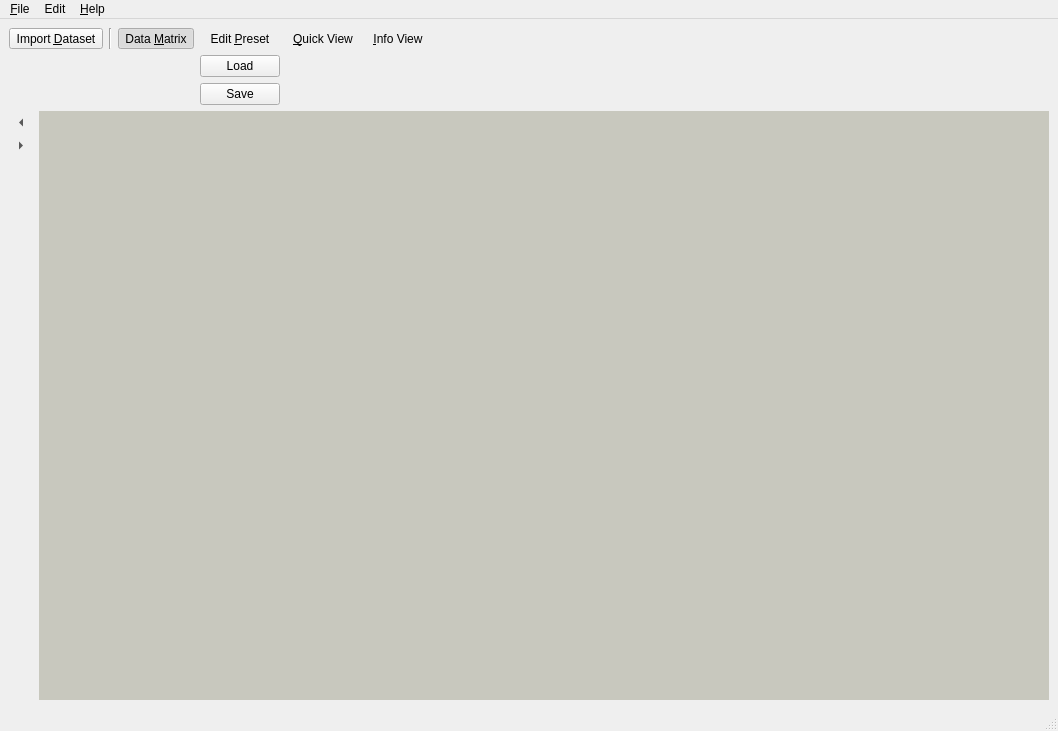
This is shapeout2/gui/main.ui in ZELLMECHANIK-DRESDEN/ShapeOut-Qt-studies as Qt 5 draws it before an edit. The edited form follows.
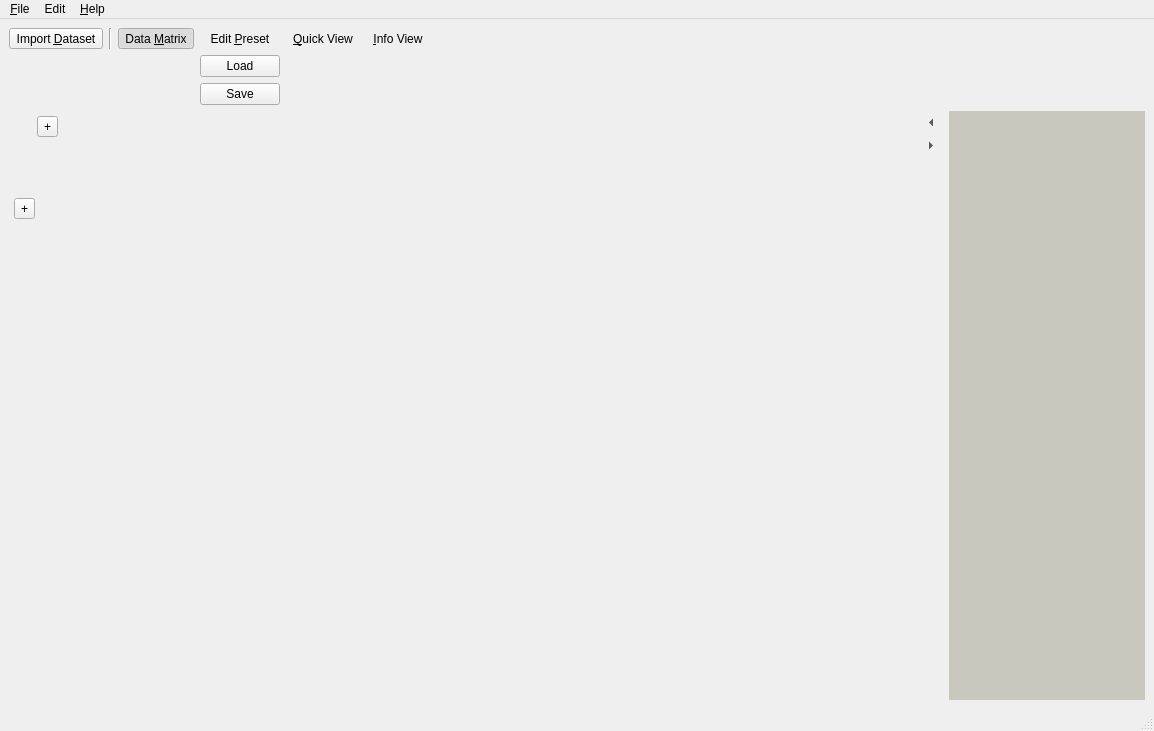
This is the edited form. Custom widgets are drawn as their Qt base class.

Commit message: implement new data matrix

Diff of the .ui file:
```diff
--- a/shapeout2/gui/main.ui
+++ b/shapeout2/gui/main.ui
@@ -144,34 +144,155 @@
     </item>
     <item>
      <layout class="QHBoxLayout" name="horizontalLayout_3">
+      <property name="sizeConstraint">
+       <enum>QLayout::SetMinimumSize</enum>
+      </property>
       <item>
        <layout class="QHBoxLayout" name="horizontalLayout_2">
         <property name="spacing">
          <number>0</number>
         </property>
+        <property name="sizeConstraint">
+         <enum>QLayout::SetMinimumSize</enum>
+        </property>
         <item>
          <layout class="QVBoxLayout" name="verticalLayout_3">
           <property name="spacing">
-           <number>0</number>
+           <number>2</number>
+          </property>
+          <property name="sizeConstraint">
+           <enum>QLayout::SetMinimumSize</enum>
           </property>
           <property name="leftMargin">
-           <number>0</number>
+           <number>5</number>
           </property>
+          <property name="topMargin">
+           <number>5</number>
+          </property>
+          <property name="rightMargin">
+           <number>5</number>
+          </property>
+          <property name="bottomMargin">
+           <number>5</number>
+          </property>
           <item>
-           <widget class="DataMatrix" name="widget" native="true"/>
-          </item>
-          <item>
-           <spacer name="verticalSpacer">
-            <property name="orientation">
-             <enum>Qt::Vertical</enum>
+           <widget class="QScrollArea" name="scrollArea_hide">
+            <property name="sizePolicy">
+             <sizepolicy hsizetype="MinimumExpanding" vsizetype="Minimum">
+              <horstretch>0</horstretch>
+              <verstretch>0</verstretch>
+             </sizepolicy>
             </property>
-            <property name="sizeHint" stdset="0">
+            <property name="minimumSize">
              <size>
-              <width>0</width>
-              <height>40</height>
+              <width>900</width>
+              <height>0</height>
              </size>
             </property>
-           </spacer>
+            <property name="frameShape">
+             <enum>QFrame::NoFrame</enum>
+            </property>
+            <property name="frameShadow">
+             <enum>QFrame::Plain</enum>
+            </property>
+            <property name="lineWidth">
+             <number>0</number>
+            </property>
+            <property name="horizontalScrollBarPolicy">
+             <enum>Qt::ScrollBarAsNeeded</enum>
+            </property>
+            <property name="sizeAdjustPolicy">
+             <enum>QAbstractScrollArea::AdjustToContents</enum>
+            </property>
+            <property name="widgetResizable">
+             <bool>true</bool>
+            </property>
+            <widget class="QWidget" name="scrollAreaWidgetContents">
+             <property name="geometry">
+              <rect>
+               <x>0</x>
+               <y>0</y>
+               <width>48</width>
+               <height>561</height>
+              </rect>
+             </property>
+             <property name="sizePolicy">
+              <sizepolicy hsizetype="Maximum" vsizetype="Preferred">
+               <horstretch>0</horstretch>
+               <verstretch>0</verstretch>
+              </sizepolicy>
+             </property>
+             <layout class="QGridLayout" name="gridLayout_3">
+              <property name="sizeConstraint">
+               <enum>QLayout::SetNoConstraint</enum>
+              </property>
+              <property name="leftMargin">
+               <number>0</number>
+              </property>
+              <property name="topMargin">
+               <number>0</number>
+              </property>
+              <property name="rightMargin">
+               <number>0</number>
+              </property>
+              <property name="bottomMargin">
+               <number>0</number>
+              </property>
+              <property name="spacing">
+               <number>2</number>
+              </property>
+              <item row="0" column="1" alignment="Qt::AlignTop">
+               <widget class="QToolButton" name="toolButton_new_filter">
+                <property name="toolTip">
+                 <string>Add a new filter</string>
+                </property>
+                <property name="text">
+                 <string>+</string>
+                </property>
+               </widget>
+              </item>
+              <item row="0" column="0">
+               <widget class="DataMatrix" name="data_matrix" native="true">
+                <property name="sizePolicy">
+                 <sizepolicy hsizetype="MinimumExpanding" vsizetype="Minimum">
+                  <horstretch>0</horstretch>
+                  <verstretch>0</verstretch>
+                 </sizepolicy>
+                </property>
+                <property name="minimumSize">
+                 <size>
+                  <width>20</width>
+                  <height>80</height>
+                 </size>
+                </property>
+               </widget>
+              </item>
+              <item row="1" column="0" alignment="Qt::AlignLeft">
+               <widget class="QToolButton" name="toolButton_new_dataset">
+                <property name="toolTip">
+                 <string>Import a dataset</string>
+                </property>
+                <property name="text">
+                 <string>+</string>
+                </property>
+               </widget>
+              </item>
+              <item row="2" column="0">
+               <spacer name="verticalSpacer">
+                <property name="orientation">
+                 <enum>Qt::Vertical</enum>
+                </property>
+                <property name="sizeHint" stdset="0">
+                 <size>
+                  <width>20</width>
+                  <height>40</height>
+                 </size>
+                </property>
+               </spacer>
+              </item>
+             </layout>
+            </widget>
+           </widget>
           </item>
          </layout>
         </item>
@@ -225,6 +346,18 @@
       </item>
       <item>
        <widget class="QMdiArea" name="mdiArea">
+        <property name="sizePolicy">
+         <sizepolicy hsizetype="Expanding" vsizetype="Expanding">
+          <horstretch>0</horstretch>
+          <verstretch>0</verstretch>
+         </sizepolicy>
+        </property>
+        <property name="lineWidth">
+         <number>0</number>
+        </property>
+        <property name="sizeAdjustPolicy">
+         <enum>QAbstractScrollArea::AdjustToContents</enum>
+        </property>
         <property name="background">
          <brush brushstyle="SolidPattern">
           <color alpha="255">
```
Left out of the diff: 8 changed lines with no effect on the pictures. The commit also changes 9 other files.
